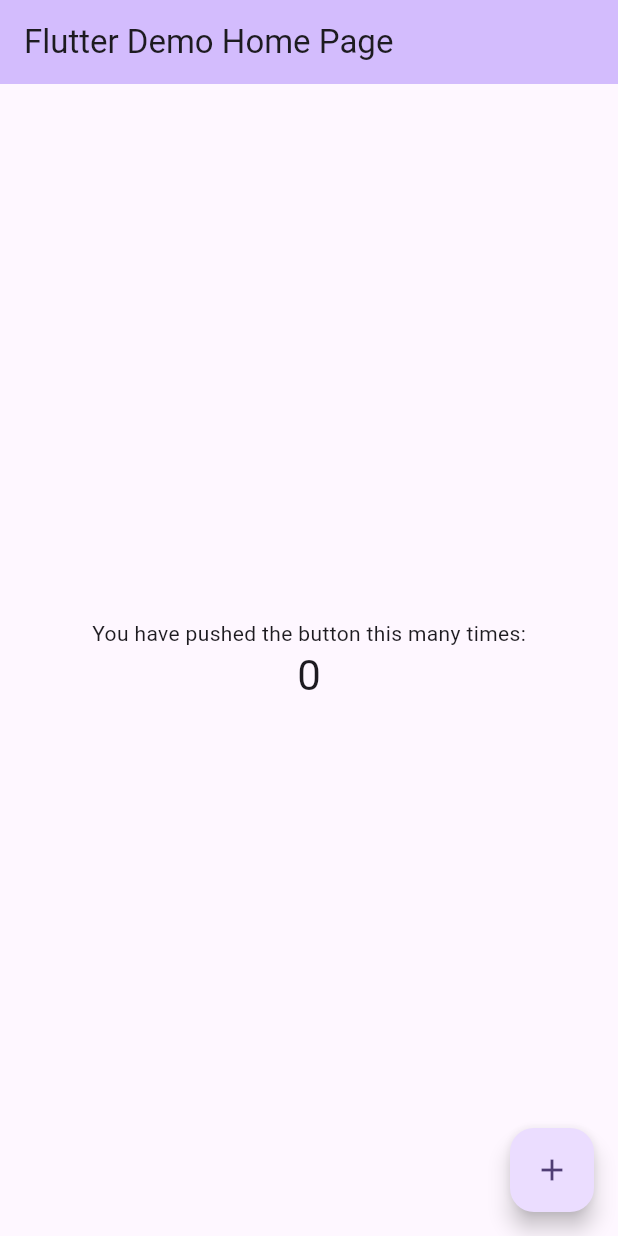
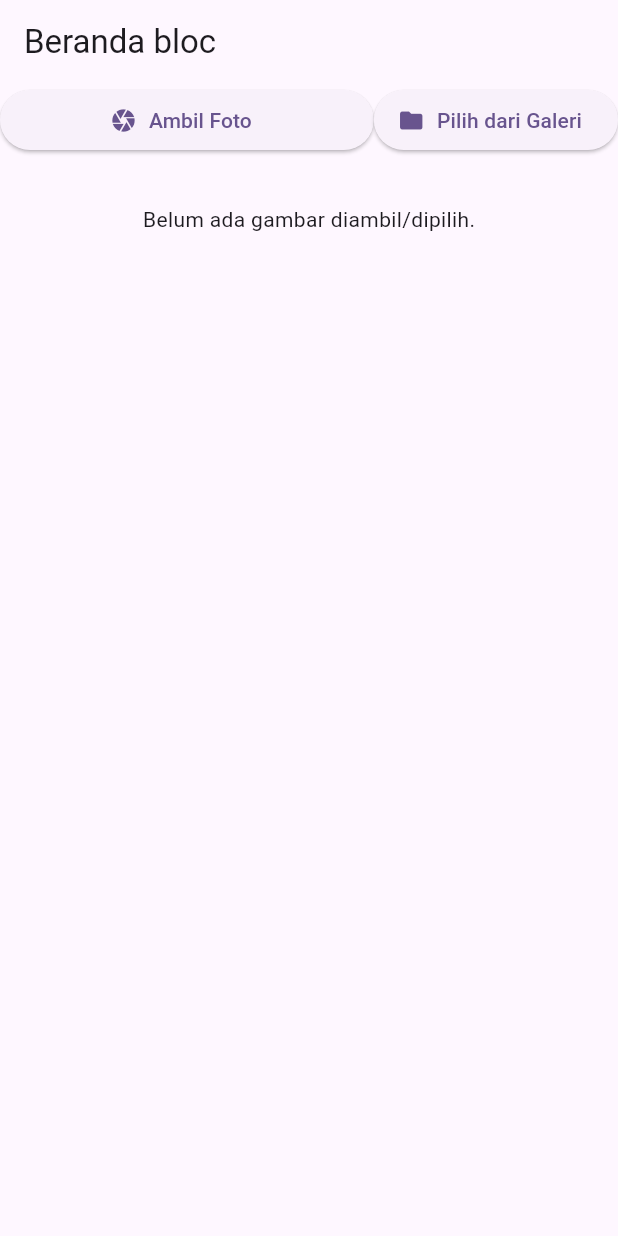
Before and after one commit to ARULL20/CameraFile_0051, a Flutter app: the screen it shows after launch, on a phone screen of 412 x 824 dp. Run offline on Flutter 3.47's test engine with Material 3 defaults, Android fonts, the light colour scheme and no system bars; our stand-ins replace bloc, camera, flutter_bloc, image_picker, permission_handler.

Commit message:
add camera with bloc

```diff
--- /dev/null
+++ b/lib/bloc/camera_event.dart
@@ -0,0 +1,34 @@
+import 'dart:io';
+import 'package:flutter/material.dart';
+
+sealed class CameraEvent {}
+
+final class InitializeCamera extends CameraEvent {}
+
+final class SwitchCamera extends CameraEvent {}
+
+final class ToggleFlash extends CameraEvent {}
+
+final class TakePicture extends CameraEvent {
+  final void Function(File imageFile) onPictureTaken;
+  TakePicture(this.onPictureTaken);
+}
+
+final class TapToFocus extends CameraEvent {
+  final Offset position;
+  final Size previewSize;
+  TapToFocus(this.position, this.previewSize);
+}
+
+final class PickImageFromGallery extends CameraEvent {}
+
+final class OpenCameraAndCapture extends CameraEvent {
+  final BuildContext context;
+  OpenCameraAndCapture(this.context);
+}
+
+final class DeleteImage extends CameraEvent {}
+
+final class ClearSnackbar extends CameraEvent {}
+
+final class RequestPermissions extends CameraEvent {}
--- /dev/null
+++ b/lib/bloc/camera_state.dart
@@ -0,0 +1,45 @@
+
+import 'dart:io' ;
+import 'package:camera/camera.dart';
+
+sealed class CameraState {}
+
+final class CameraInitial extends CameraState {
+
+}
+
+final class CameraReady extends CameraState{
+  final CameraController controller;
+final int selectedIndex;
+final FlashMode flashMode;
+final File? imageFile;
+final String? snackbarMessage;
+
+CameraReady ({
+required this. controller,
+required this.selectedIndex,
+required this. flashMode,
+this. imageFile,
+this. snackbarMessage,
+});
+
+CameraReady copyWith({
+CameraController? controller,
+int? selectedIndex,
+FlashMode? flashMode,
+File? imageFile,
+String? snackbarMessage,
+bool clearSnackbar = false,
+}){
+
+return CameraReady(
+controller: controller ?? this. controller,
+selectedIndex: selectedIndex ?? this. selectedIndex,
+flashMode: flashMode ?? this. flashMode,
+imageFile: imageFile ?? this. imageFile,
+snackbarMessage:
+clearSnackbar ? null : snackbarMessage ?? this. snackbarMessage,
+
+);
+}
+}
--- /dev/null
+++ b/lib/home_page.dart
@@ -0,0 +1,93 @@
+import 'dart:io';
+import 'package:flutter/material.dart';
+import 'package:flutter_bloc/flutter_bloc.dart';
+import 'bloc/camera_bloc.dart';
+import 'bloc/camera_event.dart';
+import 'bloc/camera_state.dart';
+
+class HomePage extends StatelessWidget {
+  const HomePage({super.key});
+
+  @override
+  Widget build(BuildContext context) {
+    return Scaffold(
+      appBar: AppBar(title: const Text('Beranda bloc')),
+      body: SafeArea(
+        child: BlocConsumer<CameraBloc, CameraState>(
+          listener: (context, state) {
+            if (state is CameraReady && state.snackbarMessage != null) {
+              ScaffoldMessenger.of(context).showSnackBar(
+                SnackBar(content: Text(state.snackbarMessage!)),
+              );
+              context.read<CameraBloc>().add(ClearSnackbar());
+            }
+          },
+          builder: (context, state) {
+            return Column(
+              crossAxisAlignment: CrossAxisAlignment.center,
+              children: [
+                Row(
+                  children: [
+                    Expanded(
+                      child: ElevatedButton.icon(
+                        icon: const Icon(Icons.camera),
+                        label: const Text('Ambil Foto'),
+                        onPressed: () {
+                          final bloc = context.read<CameraBloc>();
+                          if (bloc.state is! CameraReady) {
+                            bloc.add(InitializeCamera());
+                          }
+                          bloc.add(OpenCameraAndCapture(context));
+                        },
+                      ),
+                    ),
+                    ElevatedButton.icon(
+                      icon: const Icon(Icons.folder),
+                      label: const Text('Pilih dari Galeri'),
+                      onPressed: () => context
+                          .read<CameraBloc>()
+                          .add(PickImageFromGallery()),
+                    ),
+                  ],
+                ),
+                const SizedBox(height: 20),
+                BlocBuilder<CameraBloc, CameraState>(
+                  builder: (context, state) {
+                    final imageFile =
+                        state is CameraReady ? state.imageFile : null;
+
+                    return imageFile != null
+                        ? Column(
+                            children: [
+                              Padding(
+                                padding: const EdgeInsets.all(8.0),
+                                child: Image.file(
+                                  imageFile,
+                                  width: double.infinity,
+                                ),
+                              ),
+                              Text('Gambar disimpan di: ${imageFile.path}'),
+                              ElevatedButton.icon(
+                                icon: const Icon(Icons.delete),
+                                label: const Text('Hapus Gambar'),
+                                onPressed: () => context
+                                    .read<CameraBloc>()
+                                    .add(DeleteImage()),
+                              ),
+                            ],
+                          )
+                        : const Padding(
+                            padding: EdgeInsets.all(12.0),
+                            child:
+                                Text('Belum ada gambar diambil/dipilih.'),
+                          );
+                  },
+                ),
+              ],
+            );
+          },
+        ),
+      ),
+    );
+  }
+}
--- a/lib/main.dart
+++ b/lib/main.dart
@@ -1,125 +1,27 @@
 import 'package:flutter/material.dart';
+import 'package:flutter_bloc/flutter_bloc.dart';
+import 'package:cameras/bloc/camera_bloc.dart';
+import 'package:cameras/home_page.dart';
 
 void main() {
-  runApp(const MyApp());
+  runApp(BlocProvider(create: (_) => CameraBloc(), child: const MyApp()));
 }
 
 class MyApp extends StatelessWidget {
   const MyApp({super.key});
 
-  // This widget is the root of your application.
   @override
   Widget build(BuildContext context) {
-    return MaterialApp(
-      title: 'Flutter Demo',
-      theme: ThemeData(
-        // This is the theme of your application.
-        //
-        // TRY THIS: Try running your application with "flutter run". You'll see
-        // the application has a purple toolbar. Then, without quitting the app,
-        // try changing the seedColor in the colorScheme below to Colors.green
-        // and then invoke "hot reload" (save your changes or press the "hot
-        // reload" button in a Flutter-supported IDE, or press "r" if you used
-        // the command line to start the app).
-        //
-        // Notice that the counter didn't reset back to zero; the application
-        // state is not lost during the reload. To reset the state, use hot
-        // restart instead.
-        //
-        // This works for code too, not just values: Most code changes can be
-        // tested with just a hot reload.
-        colorScheme: ColorScheme.fromSeed(seedColor: Colors.deepPurple),
-        useMaterial3: true,
+    return BlocProvider(
+      create: (context) => CameraBloc(),
+      child: MaterialApp(
+        title: 'Flutter Demo',
+        debugShowCheckedModeBanner: false,
+        theme: ThemeData(
+          colorScheme: ColorScheme.fromSeed(seedColor: Colors.deepPurple),
+        ),
+        home: HomePage()
       ),
-      home: const MyHomePage(title: 'Flutter Demo Home Page'),
     );
   }
 }
-
-class MyHomePage extends StatefulWidget {
-  const MyHomePage({super.key, required this.title});
-
-  // This widget is the home page of your application. It is stateful, meaning
-  // that it has a State object (defined below) that contains fields that affect
-  // how it looks.
-
-  // This class is the configuration for the state. It holds the values (in this
-  // case the title) provided by the parent (in this case the App widget) and
-  // used by the build method of the State. Fields in a Widget subclass are
-  // always marked "final".
-
-  final String title;
-
-  @override
-  State<MyHomePage> createState() => _MyHomePageState();
-}
-
-class _MyHomePageState extends State<MyHomePage> {
-  int _counter = 0;
-
-  void _incrementCounter() {
-    setState(() {
-      // This call to setState tells the Flutter framework that something has
-      // changed in this State, which causes it to rerun the build method below
-      // so that the display can reflect the updated values. If we changed
-      // _counter without calling setState(), then the build method would not be
-      // called again, and so nothing would appear to happen.
-      _counter++;
-    });
-  }
-
-  @override
-  Widget build(BuildContext context) {
-    // This method is rerun every time setState is called, for instance as done
-    // by the _incrementCounter method above.
-    //
-    // The Flutter framework has been optimized to make rerunning build methods
-    // fast, so that you can just rebuild anything that needs updating rather
-    // than having to individually change instances of widgets.
-    return Scaffold(
-      appBar: AppBar(
-        // TRY THIS: Try changing the color here to a specific color (to
-        // Colors.amber, perhaps?) and trigger a hot reload to see the AppBar
-        // change color while the other colors stay the same.
-        backgroundColor: Theme.of(context).colorScheme.inversePrimary,
-        // Here we take the value from the MyHomePage object that was created by
-        // the App.build method, and use it to set our appbar title.
-        title: Text(widget.title),
-      ),
-      body: Center(
-        // Center is a layout widget. It takes a single child and positions it
-        // in the middle of the parent.
-        child: Column(
-          // Column is also a layout widget. It takes a list of children and
-          // arranges them vertically. By default, it sizes itself to fit its
-          // children horizontally, and tries to be as tall as its parent.
-          //
-          // Column has various properties to control how it sizes itself and
-          // how it positions its children. Here we use mainAxisAlignment to
-          // center the children vertically; the main axis here is the vertical
-          // axis because Columns are vertical (the cross axis would be
-          // horizontal).
-          //
-          // TRY THIS: Invoke "debug painting" (choose the "Toggle Debug Paint"
-          // action in the IDE, or press "p" in the console), to see the
-          // wireframe for each widget.
-          mainAxisAlignment: MainAxisAlignment.center,
-          children: <Widget>[
-            const Text(
-              'You have pushed the button this many times:',
-            ),
-            Text(
-              '$_counter',
-              style: Theme.of(context).textTheme.headlineMedium,
-            ),
-          ],
-        ),
-      ),
-      floatingActionButton: FloatingActionButton(
-        onPressed: _incrementCounter,
-        tooltip: 'Increment',
-        child: const Icon(Icons.add),
-      ), // This trailing comma makes auto-formatting nicer for build methods.
-    );
-  }
-}
--- a/pubspec.yaml
+++ b/pubspec.yaml
@@ -36,7 +36,7 @@ dependencies:
   # Use with the CupertinoIcons class for iOS style icons.
   cupertino_icons: ^1.0.6
   image_picker: ^1.1.2
-  camera: ^0.11.0+2
+  camera: ^0.10.5+9
   video_player: ^2.9.5
   permission_handler: ^11.3.1
   path: ^1.9.0
```
Also changed, not shown: lib/bloc/camera_bloc.dart (added, +212 -0 lines), lib/camera_page.dart (added, +119 -0 lines), lib/storage_helper.dart (added, +19 -0 lines), pubspec.lock.
